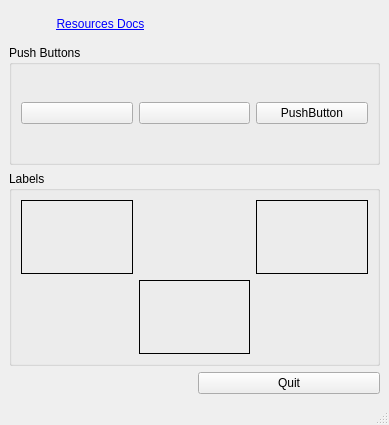
Old version of the form examples/features/images/images.ui in the repository jethornton/flexgui.
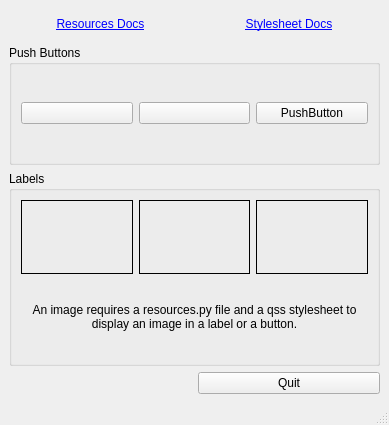
New version of the form.

```diff
--- a/examples/features/images/images.ui
+++ b/examples/features/images/images.ui
@@ -48,7 +48,7 @@
          </property>
         </widget>
        </item>
-       <item row="1" column="1">
+       <item row="0" column="1">
         <widget class="QLabel" name="chips_emc_lb">
          <property name="frameShape">
           <enum>QFrame::Box</enum>
@@ -58,6 +58,19 @@
          </property>
         </widget>
        </item>
+       <item row="1" column="0" colspan="3">
+        <widget class="QLabel" name="label_2">
+         <property name="text">
+          <string>An image requires a resources.py file and a qss stylesheet to display an image in a label or a button.</string>
+         </property>
+         <property name="alignment">
+          <set>Qt::AlignCenter</set>
+         </property>
+         <property name="wordWrap">
+          <bool>true</bool>
+         </property>
+        </widget>
+       </item>
       </layout>
      </widget>
     </item>
@@ -116,6 +129,19 @@
       </property>
      </widget>
     </item>
+    <item row="0" column="1">
+     <widget class="QLabel" name="label_3">
+      <property name="text">
+       <string>&lt;a href='https://gnipsel.com/linuxcnc/flexgui/style.html'&gt;Stylesheet Docs&lt;/a&gt;</string>
+      </property>
+      <property name="alignment">
+       <set>Qt::AlignCenter</set>
+      </property>
+      <property name="openExternalLinks">
+       <bool>true</bool>
+      </property>
+     </widget>
+    </item>
    </layout>
   </widget>
   <widget class="QMenuBar" name="menubar">
```
